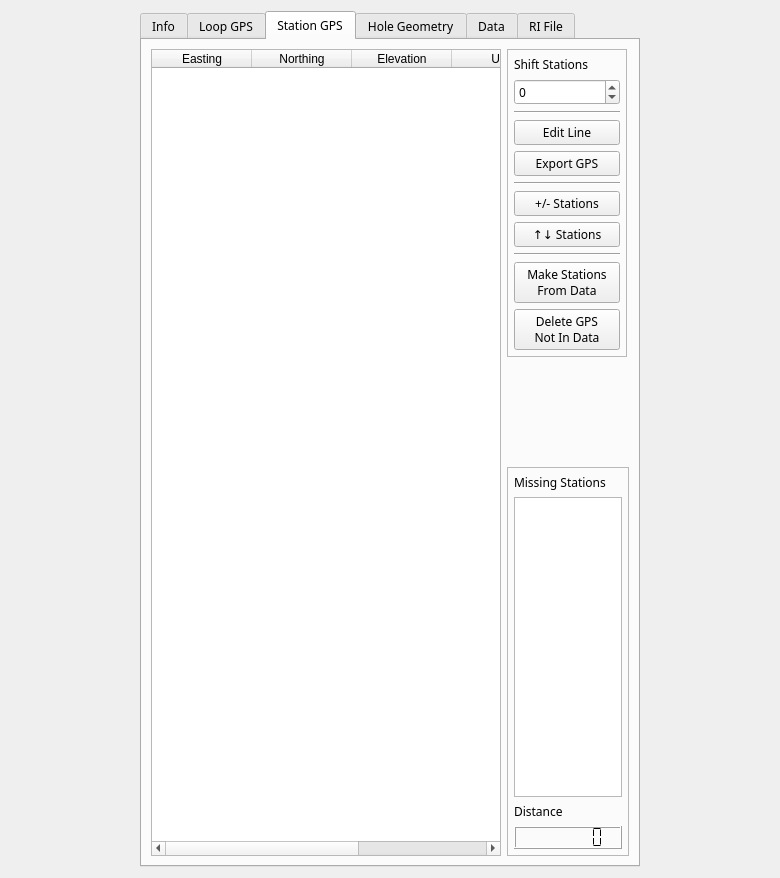
Qt form src/qt_ui/pem_info_widget.ui (Eric-Meunier/Processor-Suite) before a commit.
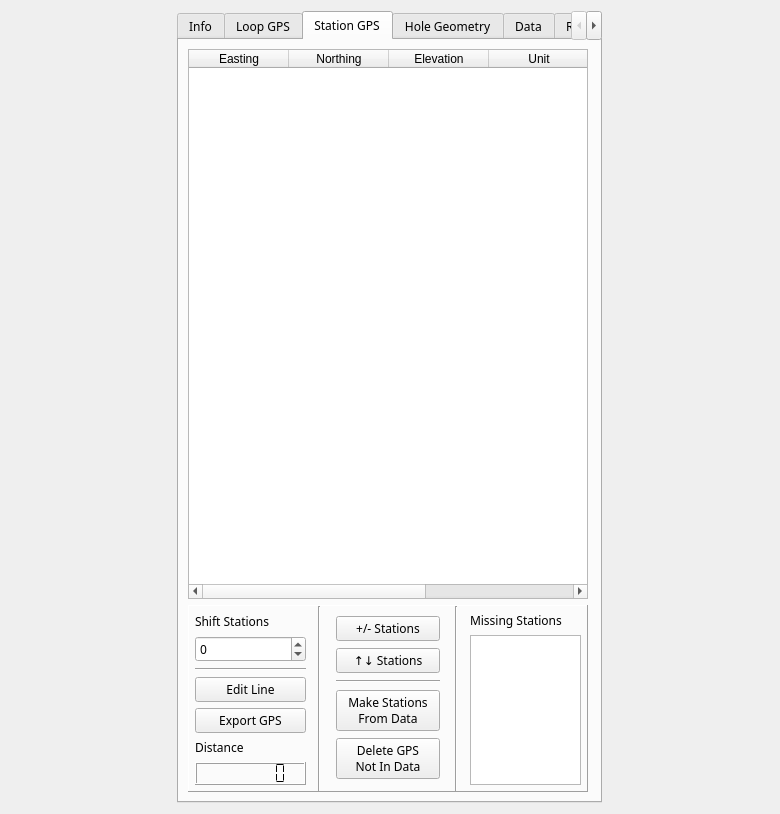
The same form after that commit. The open tabs and pages were chosen to show the change.

Diff of the .ui file:
```diff
--- a/src/qt_ui/pem_info_widget.ui
+++ b/src/qt_ui/pem_info_widget.ui
@@ -26,23 +26,23 @@
    <string>Form</string>
   </property>
   <layout class="QGridLayout" name="gridLayout">
-   <item row="0" column="0">
+   <item row="1" column="0">
     <widget class="QTabWidget" name="tabs">
      <property name="sizePolicy">
-      <sizepolicy hsizetype="Fixed" vsizetype="Expanding">
+      <sizepolicy hsizetype="Maximum" vsizetype="Expanding">
        <horstretch>0</horstretch>
        <verstretch>0</verstretch>
       </sizepolicy>
      </property>
      <property name="minimumSize">
       <size>
-       <width>500</width>
+       <width>0</width>
        <height>0</height>
       </size>
      </property>
      <property name="maximumSize">
       <size>
-       <width>500</width>
+       <width>425</width>
        <height>16777215</height>
       </size>
      </property>
@@ -265,28 +265,61 @@
        <string>Station GPS</string>
       </attribute>
       <layout class="QGridLayout" name="gridLayout_3">
-       <item row="0" column="4" alignment="Qt::AlignTop">
+       <item row="19" column="1" colspan="2">
+        <widget class="QFrame" name="frame_6">
+         <property name="sizePolicy">
+          <sizepolicy hsizetype="Preferred" vsizetype="Maximum">
+           <horstretch>0</horstretch>
+           <verstretch>0</verstretch>
+          </sizepolicy>
+         </property>
+         <property name="maximumSize">
+          <size>
+           <width>400</width>
+           <height>250</height>
+          </size>
+         </property>
+         <property name="frameShape">
+          <enum>QFrame::Panel</enum>
+         </property>
+         <property name="frameShadow">
+          <enum>QFrame::Raised</enum>
+         </property>
+         <layout class="QHBoxLayout" name="horizontalLayout">
+          <property name="leftMargin">
+           <number>0</number>
+          </property>
+          <property name="topMargin">
+           <number>0</number>
+          </property>
+          <property name="rightMargin">
+           <number>0</number>
+          </property>
+          <property name="bottomMargin">
+           <number>0</number>
+          </property>
+          <item>
         <widget class="QFrame" name="frame">
          <property name="sizePolicy">
-          <sizepolicy hsizetype="Fixed" vsizetype="Expanding">
+             <sizepolicy hsizetype="Preferred" vsizetype="Preferred">
            <horstretch>0</horstretch>
            <verstretch>0</verstretch>
           </sizepolicy>
          </property>
          <property name="minimumSize">
           <size>
-           <width>120</width>
+              <width>0</width>
            <height>0</height>
           </size>
          </property>
          <property name="maximumSize">
           <size>
-           <width>120</width>
+              <width>16777215</width>
            <height>16777215</height>
           </size>
          </property>
          <property name="frameShape">
-          <enum>QFrame::StyledPanel</enum>
+             <enum>QFrame::NoFrame</enum>
          </property>
          <property name="frameShadow">
           <enum>QFrame::Raised</enum>
@@ -313,6 +346,12 @@
           </item>
           <item>
            <widget class="QSpinBox" name="shiftStationGPSSpinbox">
+               <property name="sizePolicy">
+                <sizepolicy hsizetype="Preferred" vsizetype="Fixed">
+                 <horstretch>0</horstretch>
+                 <verstretch>0</verstretch>
+                </sizepolicy>
+               </property>
             <property name="minimum">
              <number>-10000</number>
             </property>
@@ -333,6 +372,12 @@
           </item>
           <item>
            <widget class="QPushButton" name="edit_line_btn">
+               <property name="sizePolicy">
+                <sizepolicy hsizetype="Preferred" vsizetype="Fixed">
+                 <horstretch>0</horstretch>
+                 <verstretch>0</verstretch>
+                </sizepolicy>
+               </property>
             <property name="text">
              <string>Edit Line</string>
             </property>
@@ -340,20 +385,79 @@
           </item>
           <item>
            <widget class="QPushButton" name="export_station_gps_btn">
+               <property name="sizePolicy">
+                <sizepolicy hsizetype="Preferred" vsizetype="Fixed">
+                 <horstretch>0</horstretch>
+                 <verstretch>0</verstretch>
+                </sizepolicy>
+               </property>
             <property name="text">
              <string>Export GPS</string>
             </property>
            </widget>
           </item>
           <item>
-           <widget class="Line" name="line_5">
+              <widget class="QLabel" name="label_2">
+               <property name="text">
+                <string>Distance</string>
+               </property>
+              </widget>
+             </item>
+             <item>
+              <widget class="QLCDNumber" name="lcdDistance">
+               <property name="sizePolicy">
+                <sizepolicy hsizetype="Preferred" vsizetype="Preferred">
+                 <horstretch>0</horstretch>
+                 <verstretch>0</verstretch>
+                </sizepolicy>
+               </property>
+               <property name="digitCount">
+                <number>7</number>
+               </property>
+               <property name="segmentStyle">
+                <enum>QLCDNumber::Flat</enum>
+               </property>
+              </widget>
+             </item>
+            </layout>
+           </widget>
+          </item>
+          <item>
+           <widget class="Line" name="line_2">
             <property name="orientation">
-             <enum>Qt::Horizontal</enum>
+             <enum>Qt::Vertical</enum>
             </property>
            </widget>
           </item>
+          <item>
+           <widget class="QFrame" name="frame_5">
+            <property name="sizePolicy">
+             <sizepolicy hsizetype="Preferred" vsizetype="Preferred">
+              <horstretch>0</horstretch>
+              <verstretch>0</verstretch>
+             </sizepolicy>
+            </property>
+            <property name="maximumSize">
+             <size>
+              <width>16777215</width>
+              <height>16777215</height>
+             </size>
+            </property>
+            <property name="frameShape">
+             <enum>QFrame::NoFrame</enum>
+            </property>
+            <property name="frameShadow">
+             <enum>QFrame::Raised</enum>
+            </property>
+            <layout class="QVBoxLayout" name="verticalLayout_6">
           <item>
            <widget class="QPushButton" name="flip_station_signs_button">
+               <property name="sizePolicy">
+                <sizepolicy hsizetype="Preferred" vsizetype="Fixed">
+                 <horstretch>0</horstretch>
+                 <verstretch>0</verstretch>
+                </sizepolicy>
+               </property>
             <property name="text">
              <string>+/- Stations</string>
             </property>
@@ -361,13 +465,19 @@
           </item>
           <item>
            <widget class="QPushButton" name="flip_station_numbers_button">
+               <property name="sizePolicy">
+                <sizepolicy hsizetype="Preferred" vsizetype="Fixed">
+                 <horstretch>0</horstretch>
+                 <verstretch>0</verstretch>
+                </sizepolicy>
+               </property>
             <property name="text">
              <string>↑↓ Stations</string>
             </property>
            </widget>
           </item>
           <item>
-           <widget class="Line" name="line_4">
+              <widget class="Line" name="line_5">
             <property name="orientation">
              <enum>Qt::Horizontal</enum>
             </property>
@@ -375,6 +485,12 @@
           </item>
           <item>
            <widget class="QPushButton" name="stations_from_data_btn">
+               <property name="sizePolicy">
+                <sizepolicy hsizetype="Preferred" vsizetype="Fixed">
+                 <horstretch>0</horstretch>
+                 <verstretch>0</verstretch>
+                </sizepolicy>
+               </property>
             <property name="text">
              <string>Make Stations
 From Data</string>
@@ -383,6 +499,12 @@
           </item>
           <item>
            <widget class="QPushButton" name="cullStationGPSButton">
+               <property name="sizePolicy">
+                <sizepolicy hsizetype="Preferred" vsizetype="Fixed">
+                 <horstretch>0</horstretch>
+                 <verstretch>0</verstretch>
+                </sizepolicy>
+               </property>
             <property name="text">
              <string>Delete GPS
 Not In Data</string>
@@ -392,69 +514,29 @@
          </layout>
         </widget>
        </item>
-       <item row="0" column="1" rowspan="19" colspan="3">
-        <widget class="QTableWidget" name="line_table">
-         <property name="sizePolicy">
-          <sizepolicy hsizetype="MinimumExpanding" vsizetype="Expanding">
-           <horstretch>0</horstretch>
-           <verstretch>0</verstretch>
-          </sizepolicy>
-         </property>
-         <property name="minimumSize">
-          <size>
-           <width>350</width>
-           <height>0</height>
-          </size>
-         </property>
-         <property name="maximumSize">
-          <size>
-           <width>350</width>
-           <height>16777215</height>
-          </size>
-         </property>
-         <property name="selectionBehavior">
-          <enum>QAbstractItemView::SelectRows</enum>
-         </property>
-         <property name="showGrid">
-          <bool>false</bool>
-         </property>
-         <attribute name="horizontalHeaderHighlightSections">
-          <bool>false</bool>
-         </attribute>
-         <attribute name="verticalHeaderVisible">
-          <bool>false</bool>
-         </attribute>
-         <column>
-          <property name="text">
-           <string>Easting</string>
-          </property>
-         </column>
-         <column>
-          <property name="text">
-           <string>Northing</string>
-          </property>
-         </column>
-         <column>
-          <property name="text">
-           <string>Elevation</string>
-          </property>
-         </column>
-         <column>
-          <property name="text">
-           <string>Unit</string>
-          </property>
-         </column>
-         <column>
-          <property name="text">
-           <string>Station</string>
-          </property>
-         </column>
-        </widget>
-       </item>
-       <item row="18" column="4">
+          <item>
+           <widget class="Line" name="line_4">
+            <property name="orientation">
+             <enum>Qt::Vertical</enum>
+            </property>
+           </widget>
+          </item>
+          <item>
         <widget class="QFrame" name="frame_4">
+            <property name="sizePolicy">
+             <sizepolicy hsizetype="Ignored" vsizetype="Preferred">
+              <horstretch>0</horstretch>
+              <verstretch>0</verstretch>
+             </sizepolicy>
+            </property>
+            <property name="maximumSize">
+             <size>
+              <width>16777215</width>
+              <height>16777215</height>
+             </size>
+            </property>
          <property name="frameShape">
-          <enum>QFrame::StyledPanel</enum>
+             <enum>QFrame::NoFrame</enum>
          </property>
          <property name="frameShadow">
           <enum>QFrame::Raised</enum>
@@ -482,7 +564,7 @@
           <item>
            <widget class="QTableWidget" name="missing_gps_table">
             <property name="sizePolicy">
-             <sizepolicy hsizetype="Fixed" vsizetype="Maximum">
+                <sizepolicy hsizetype="Preferred" vsizetype="Preferred">
               <horstretch>0</horstretch>
               <verstretch>0</verstretch>
              </sizepolicy>
@@ -490,13 +572,13 @@
             <property name="minimumSize">
              <size>
               <width>0</width>
-              <height>300</height>
+                 <height>0</height>
              </size>
             </property>
             <property name="maximumSize">
              <size>
               <width>16777215</width>
-              <height>16777215</height>
+                 <height>150</height>
              </size>
             </property>
             <property name="editTriggers">
@@ -530,24 +612,69 @@
             </column>
            </widget>
           </item>
-          <item>
-           <widget class="QLabel" name="label_2">
-            <property name="text">
-             <string>Distance</string>
-            </property>
+            </layout>
            </widget>
           </item>
-          <item>
-           <widget class="QLCDNumber" name="lcdDistance">
-            <property name="digitCount">
-             <number>7</number>
-            </property>
-            <property name="segmentStyle">
-             <enum>QLCDNumber::Flat</enum>
-            </property>
-           </widget>
-          </item>
-         </layout>
+         </layout>
+        </widget>
+       </item>
+       <item row="0" column="1" rowspan="19" colspan="2">
+        <widget class="QTableWidget" name="line_table">
+         <property name="sizePolicy">
+          <sizepolicy hsizetype="Expanding" vsizetype="Expanding">
+           <horstretch>0</horstretch>
+           <verstretch>0</verstretch>
+          </sizepolicy>
+         </property>
+         <property name="minimumSize">
+          <size>
+           <width>400</width>
+           <height>0</height>
+          </size>
+         </property>
+         <property name="maximumSize">
+          <size>
+           <width>400</width>
+           <height>16777215</height>
+          </size>
+         </property>
+         <property name="selectionBehavior">
+          <enum>QAbstractItemView::SelectRows</enum>
+         </property>
+         <property name="showGrid">
+          <bool>false</bool>
+         </property>
+         <attribute name="horizontalHeaderHighlightSections">
+          <bool>false</bool>
+         </attribute>
+         <attribute name="verticalHeaderVisible">
+          <bool>false</bool>
+         </attribute>
+         <column>
+          <property name="text">
+           <string>Easting</string>
+          </property>
+         </column>
+         <column>
+          <property name="text">
+           <string>Northing</string>
+          </property>
+         </column>
+         <column>
+          <property name="text">
+           <string>Elevation</string>
+          </property>
+         </column>
+         <column>
+          <property name="text">
+           <string>Unit</string>
+          </property>
+         </column>
+         <column>
+          <property name="text">
+           <string>Station</string>
+          </property>
+         </column>
         </widget>
        </item>
       </layout>
```
Left out of the diff: 326 changed lines with no effect on the pictures. Lines whose indentation alone changed are shown as unchanged.
